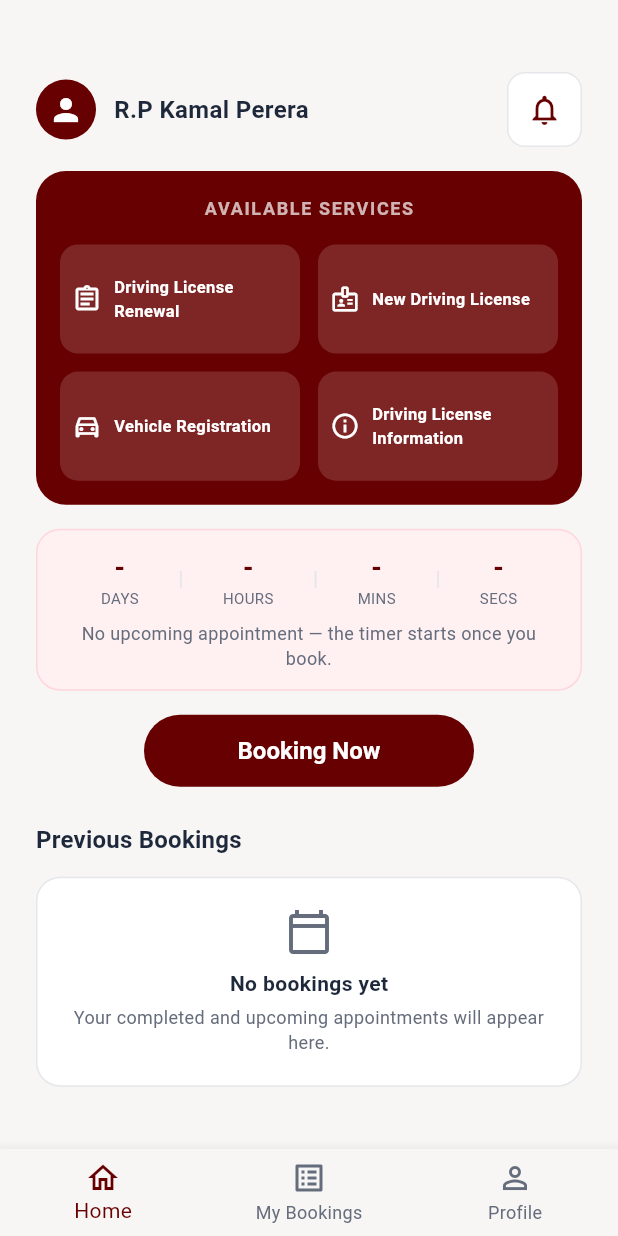
After one commit to SPraneepa/dmt-app, a Flutter app: the HomeScreen screen opened directly, on a phone screen of 412 x 824 dp. The commit adds this screen. Run offline on Flutter 3.47's test engine with Material 3 defaults, Android fonts, the phone set to English and light mode, and no system bars; our stand-ins replace pdf, printing.

Commit message:
feat: implement dynamic HomeScreen state and fix navigation flow

```diff
--- a/lib/providers/appointment_provider.dart
+++ b/lib/providers/appointment_provider.dart
@@ -19,6 +19,9 @@ class AppointmentProvider extends ChangeNotifier {
   List<String> availableSlots = [];
   List<AppointmentModel> myBookings = [];
   bool isLoading = false;
+
+  AppointmentModel? get activeBooking =>
+      myBookings.isNotEmpty ? myBookings.last : null;
 
   void updateApplicantDetails({
     required String nic,
--- a/lib/screens/auth/login_screen.dart
+++ b/lib/screens/auth/login_screen.dart
@@ -7,6 +7,7 @@ import '../../providers/auth_provider.dart';
 import '../../widgets/custom_button.dart';
 import '../../widgets/labeled_text_field.dart';
 import 'signup_screen.dart';
+import '../home_screen.dart';
 
 class LoginScreen extends StatefulWidget {
   const LoginScreen({super.key});
@@ -34,9 +35,10 @@ class _LoginScreenState extends State<LoginScreen> {
     setState(() => _isLoading = false);
 
     if (success && mounted) {
-      ScaffoldMessenger.of(
+      Navigator.pushReplacement(
         context,
-      ).showSnackBar(const SnackBar(content: Text('Logged in successfully!')));
+        MaterialPageRoute(builder: (context) => HomeScreen()),
+      );
     } else if (mounted) {
       ScaffoldMessenger.of(context).showSnackBar(
         const SnackBar(content: Text('Invalid credentials. Please try again.')),
--- /dev/null
+++ b/lib/screens/home_screen.dart
@@ -0,0 +1,428 @@
+import 'package:flutter/material.dart';
+import 'package:provider/provider.dart';
+
+import '../core/constants/app_color.dart';
+import '../core/constants/app_sizes.dart';
+import '../providers/appointment_provider.dart';
+
+class HomeScreen extends StatelessWidget {
+  const HomeScreen({super.key});
+
+  @override
+  Widget build(BuildContext context) {
+    final appointmentProvider = Provider.of<AppointmentProvider>(context);
+    final activeBooking = appointmentProvider.activeBooking;
+
+    return Scaffold(
+      backgroundColor: AppColors.lightBackground,
+      body: SafeArea(
+        child: SingleChildScrollView(
+          padding: AppSizes.screenPadding,
+          child: Column(
+            crossAxisAlignment: CrossAxisAlignment.start,
+            children: [
+              const SizedBox(height: AppSizes.sm),
+              _buildHeader(),
+              const SizedBox(height: AppSizes.md),
+              if (activeBooking == null)
+                _buildAvailableServicesCard()
+              else
+                _buildActiveAppointmentCard(activeBooking),
+              const SizedBox(height: AppSizes.md),
+              _buildCountdownTimer(activeBooking),
+              const SizedBox(height: AppSizes.md),
+              if (activeBooking == null)
+                _buildBookingNowButton(context)
+              else
+                _buildBookingStatusBanner(),
+              const SizedBox(height: AppSizes.xl),
+              Text(
+                'Previous Bookings',
+                style: Theme.of(context).textTheme.titleMedium?.copyWith(
+                  fontWeight: FontWeight.bold,
+                  color: AppColors.textPrimary,
+                ),
+              ),
+              const SizedBox(height: AppSizes.sm),
+              _buildPreviousBookingsEmptyState(),
+            ],
+          ),
+        ),
+      ),
+      bottomNavigationBar: _buildBottomNavigationBar(),
+    );
+  }
+
+  Widget _buildHeader() {
+    return Row(
+      children: [
+        const CircleAvatar(
+          radius: 20,
+          backgroundColor: AppColors.primaryMaroon,
+          child: Icon(Icons.person, color: Colors.white),
+        ),
+        const SizedBox(width: AppSizes.sm),
+        const Text(
+          'R.P Kamal Perera',
+          style: TextStyle(
+            fontSize: 16,
+            fontWeight: FontWeight.bold,
+            color: AppColors.textPrimary,
+          ),
+        ),
+        const Spacer(),
+        Container(
+          decoration: BoxDecoration(
+            color: Colors.white,
+            borderRadius: BorderRadius.circular(12),
+            border: Border.all(color: AppColors.divider),
+          ),
+          child: IconButton(
+            icon: const Icon(
+              Icons.notifications_none,
+              color: AppColors.primaryMaroon,
+            ),
+            onPressed: () {},
+          ),
+        ),
+      ],
+    );
+  }
+
+  Widget _buildAvailableServicesCard() {
+    return Container(
+      width: double.infinity,
+      padding: const EdgeInsets.all(AppSizes.md),
+      decoration: BoxDecoration(
+        color: AppColors.primaryMaroon,
+        borderRadius: BorderRadius.circular(20),
+      ),
+      child: Column(
+        children: [
+          const Text(
+            'AVAILABLE SERVICES',
+            style: TextStyle(
+              color: Colors.white70,
+              fontSize: 12,
+              fontWeight: FontWeight.bold,
+              letterSpacing: 1.1,
+            ),
+          ),
+          const SizedBox(height: AppSizes.md),
+          GridView.count(
+            crossAxisCount: 2,
+            shrinkWrap: true,
+            physics: const NeverScrollableScrollPhysics(),
+            crossAxisSpacing: AppSizes.sm,
+            mainAxisSpacing: AppSizes.sm,
+            childAspectRatio: 2.2,
+            children: [
+              _buildServiceItem(
+                Icons.assignment_outlined,
+                'Driving License Renewal',
+              ),
+              _buildServiceItem(Icons.badge_outlined, 'New Driving License'),
+              _buildServiceItem(
+                Icons.directions_car_outlined,
+                'Vehicle Registration',
+              ),
+              _buildServiceItem(
+                Icons.info_outline,
+                'Driving License Information',
+              ),
+            ],
+          ),
+        ],
+      ),
+    );
+  }
+
+  Widget _buildServiceItem(IconData icon, String title) {
+    return Container(
+      decoration: BoxDecoration(
+        color: Colors.white.withOpacity(0.15),
+        borderRadius: BorderRadius.circular(12),
+      ),
+      padding: const EdgeInsets.all(AppSizes.xs),
+      child: Row(
+        children: [
+          Icon(icon, color: Colors.white, size: 20),
+          const SizedBox(width: 8),
+          Expanded(
+            child: Text(
+              title,
+              style: const TextStyle(
+                color: Colors.white,
+                fontSize: 11,
+                fontWeight: FontWeight.w600,
+              ),
+            ),
+          ),
+        ],
+      ),
+    );
+  }
+
+  Widget _buildActiveAppointmentCard(dynamic booking) {
+    return Container(
+      width: double.infinity,
+      padding: const EdgeInsets.all(AppSizes.md),
+      decoration: BoxDecoration(
+        color: AppColors.primaryMaroon,
+        borderRadius: BorderRadius.circular(20),
+      ),
+      child: Column(
+        crossAxisAlignment: CrossAxisAlignment.start,
+        children: [
+          Row(
+            mainAxisAlignment: MainAxisAlignment.spaceBetween,
+            children: [
+              Text(
+                '👤 ${booking.userName ?? 'R.P Kamal Perera'}',
+                style: const TextStyle(color: Colors.white, fontSize: 13),
+              ),
+              Text(
+                '🆔 ${booking.nicNumber ?? ''}',
+                style: const TextStyle(color: Colors.white, fontSize: 13),
+              ),
+            ],
+          ),
+          const SizedBox(height: AppSizes.md),
+          Row(
+            children: [
+              Expanded(
+                child: _buildTokenBox(
+                  'COUNTER',
+                  '${booking.counterNumber ?? 6}',
+                ),
+              ),
+              const SizedBox(width: AppSizes.sm),
+              Expanded(
+                child: _buildTokenBox('#TOKEN', '${booking.tokenNumber ?? 15}'),
+              ),
+            ],
+          ),
+          const SizedBox(height: AppSizes.md),
+          Text(
+            '🚗 ${booking.serviceName ?? ''}',
+            style: const TextStyle(
+              color: Colors.white,
+              fontWeight: FontWeight.bold,
+            ),
+          ),
+          const SizedBox(height: 4),
+          Text(
+            '📅 ${booking.date ?? ''}',
+            style: const TextStyle(color: Colors.white70, fontSize: 13),
+          ),
+          const SizedBox(height: 8),
+          Row(
+            mainAxisAlignment: MainAxisAlignment.spaceBetween,
+            children: [
+              Text(
+                '🔆 Est. called - ${booking.estimatedTime ?? ''}',
+                style: const TextStyle(color: Colors.white70, fontSize: 12),
+              ),
+              Text(
+                '🏢 ${booking.location ?? 'Werahara'}',
+                style: const TextStyle(color: Colors.white70, fontSize: 12),
+              ),
+            ],
+          ),
+        ],
+      ),
+    );
+  }
+
+  Widget _buildTokenBox(String label, String value) {
+    return Container(
+      padding: const EdgeInsets.symmetric(vertical: AppSizes.sm),
+      decoration: BoxDecoration(
+        color: Colors.black.withOpacity(0.2),
+        borderRadius: BorderRadius.circular(12),
+      ),
+      child: Column(
+        children: [
+          Text(
+            label,
+            style: const TextStyle(
+              color: Colors.white70,
+              fontSize: 11,
+              fontWeight: FontWeight.bold,
+            ),
+          ),
+          const SizedBox(height: 4),
+          Text(
+            value,
+            style: const TextStyle(
+              color: Colors.white,
+              fontSize: 28,
+              fontWeight: FontWeight.bold,
+            ),
+          ),
+        ],
+      ),
+    );
+  }
+
+  Widget _buildCountdownTimer(dynamic booking) {
+    final days = booking != null ? '5' : '-';
+    final hours = booking != null ? '3' : '-';
+    final mins = booking != null ? '12' : '-';
+    final secs = booking != null ? '25' : '-';
+
+    return Container(
+      padding: const EdgeInsets.symmetric(
+        vertical: AppSizes.sm,
+        horizontal: AppSizes.md,
+      ),
+      decoration: BoxDecoration(
+        color: const Color(0xFFFFF0F2),
+        borderRadius: BorderRadius.circular(16),
+        border: Border.all(color: const Color(0xFFFFD6DC)),
+      ),
+      child: Column(
+        children: [
+          Row(
+            mainAxisAlignment: MainAxisAlignment.spaceEvenly,
+            children: [
+              _buildTimeUnit(days, 'DAYS'),
+              const Text('|', style: TextStyle(color: AppColors.divider)),
+              _buildTimeUnit(hours, 'HOURS'),
+              const Text('|', style: TextStyle(color: AppColors.divider)),
+              _buildTimeUnit(mins, 'MINS'),
+              const Text('|', style: TextStyle(color: AppColors.divider)),
+              _buildTimeUnit(secs, 'SECS'),
+            ],
+          ),
+          const SizedBox(height: AppSizes.xs),
+          Text(
+            booking == null
+                ? 'No upcoming appointment — the timer starts once you book.'
+                : 'Get ready! Your appointment is coming up.',
+            style: const TextStyle(
+              color: AppColors.textSecondary,
+              fontSize: 12,
+            ),
+            textAlign: TextAlign.center,
+          ),
+        ],
+      ),
+    );
+  }
+
+  Widget _buildTimeUnit(String value, String unit) {
+    return Column(
+      children: [
+        Text(
+          value,
+          style: const TextStyle(
+            fontSize: 18,
+            fontWeight: FontWeight.bold,
+            color: AppColors.primaryMaroon,
+          ),
+        ),
+        Text(
+          unit,
+          style: const TextStyle(fontSize: 10, color: AppColors.textSecondary),
+        ),
+      ],
+    );
+  }
+
+  Widget _buildBookingNowButton(BuildContext context) {
+    return Center(
+      child: SizedBox(
+        width: 220,
+        height: 48,
+        child: ElevatedButton(
+          style: ElevatedButton.styleFrom(
+            backgroundColor: AppColors.primaryMaroon,
+            shape: const StadiumBorder(),
+          ),
+          onPressed: () {},
+          child: const Text(
+            'Booking Now',
+            style: TextStyle(color: Colors.white, fontWeight: FontWeight.bold),
+          ),
+        ),
+      ),
+    );
+  }
+
+  Widget _buildBookingStatusBanner() {
+    return Center(
+      child: Container(
+        width: double.infinity,
+        padding: const EdgeInsets.symmetric(vertical: 14),
+        decoration: BoxDecoration(
+          color: AppColors.primaryMaroon.withOpacity(0.85),
+          borderRadius: BorderRadius.circular(30),
+        ),
+        child: const Text(
+          'NEXT BOOKING STARTS : 5 DAYS',
+          textAlign: TextAlign.center,
+          style: TextStyle(
+            color: Colors.white,
+            fontWeight: FontWeight.bold,
+            fontSize: 14,
+          ),
+        ),
+      ),
+    );
+  }
+
+  Widget _buildPreviousBookingsEmptyState() {
+    return Container(
+      width: double.infinity,
+      padding: const EdgeInsets.all(AppSizes.lg),
+      decoration: BoxDecoration(
+        color: Colors.white,
+        borderRadius: BorderRadius.circular(16),
+        border: Border.all(color: AppColors.divider),
+      ),
+      child: Column(
+        children: const [
+          Icon(
+            Icons.calendar_today_outlined,
+            color: AppColors.textSecondary,
+            size: 32,
+          ),
+          SizedBox(height: AppSizes.xs),
+          Text(
+            'No bookings yet',
+            style: TextStyle(
+              fontWeight: FontWeight.bold,
+              color: AppColors.textPrimary,
+            ),
+          ),
+          SizedBox(height: 4),
+          Text(
+            'Your completed and upcoming appointments will appear here.',
+            textAlign: TextAlign.center,
+            style: TextStyle(color: AppColors.textSecondary, fontSize: 12),
+          ),
+        ],
+      ),
+    );
+  }
+
+  Widget _buildBottomNavigationBar() {
+    return BottomNavigationBar(
+      currentIndex: 0,
+      selectedItemColor: AppColors.primaryMaroon,
+      unselectedItemColor: AppColors.textSecondary,
+      items: const [
+        BottomNavigationBarItem(icon: Icon(Icons.home_outlined), label: 'Home'),
+        BottomNavigationBarItem(
+          icon: Icon(Icons.list_alt_outlined),
+          label: 'My Bookings',
+        ),
+        BottomNavigationBarItem(
+          icon: Icon(Icons.person_outline),
+          label: 'Profile',
+        ),
+      ],
+    );
+  }
+}
```
